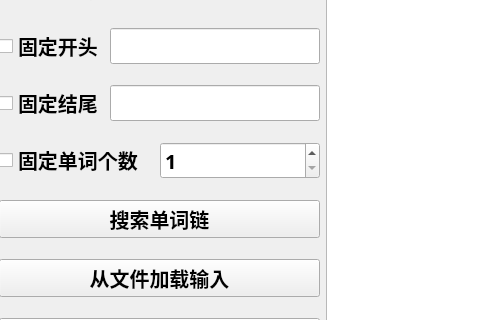
First picture: the form in GUI/WordList/mainwindow.ui, repository OrdinaryCrazy/SoftwareEngineeringLab1, before the edit; both pictures show x 372 to 852 and y 241 to 561 of the 1062 by 656 pixel window.
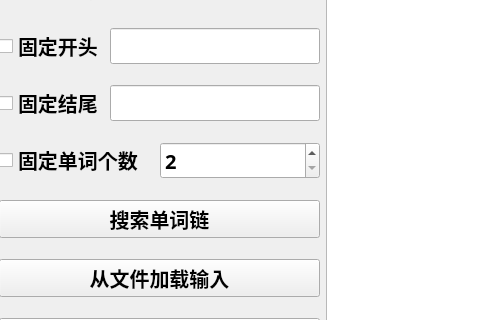
Second picture: the form after the edit.

Patch:
```diff
--- a/GUI/WordList/mainwindow.ui
+++ b/GUI/WordList/mainwindow.ui
@@ -188,7 +188,7 @@
             <item>
              <widget class="QSpinBox" name="fixNumber">
               <property name="minimum">
-               <number>1</number>
+               <number>2</number>
               </property>
              </widget>
             </item>
```
